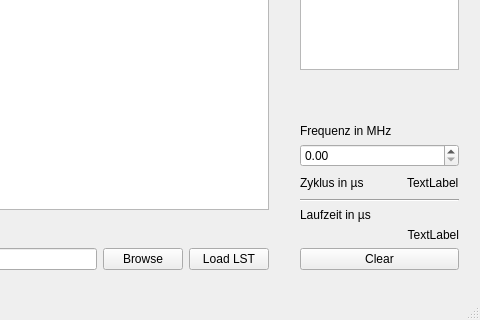
Above: PICSimu/mainwindow.ui from Benedikt1992/PICSimu before the change; both pictures show x 701 to 1181 and y 357 to 677 of the 1181 by 677 pixel window. Below: the same form after it.
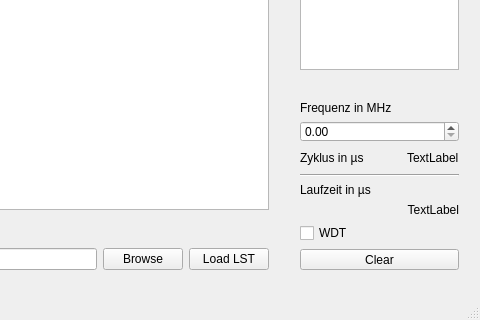
That is the form after the change.

```diff
--- a/PICSimu/mainwindow.ui
+++ b/PICSimu/mainwindow.ui
@@ -398,6 +398,13 @@
        </property>
       </widget>
      </item>
+     <item>
+      <widget class="QCheckBox" name="WDTcheckBox">
+       <property name="text">
+        <string>WDT</string>
+       </property>
+      </widget>
+     </item>
      <item>
       <widget class="QPushButton" name="clearRuntime">
        <property name="text">
```
